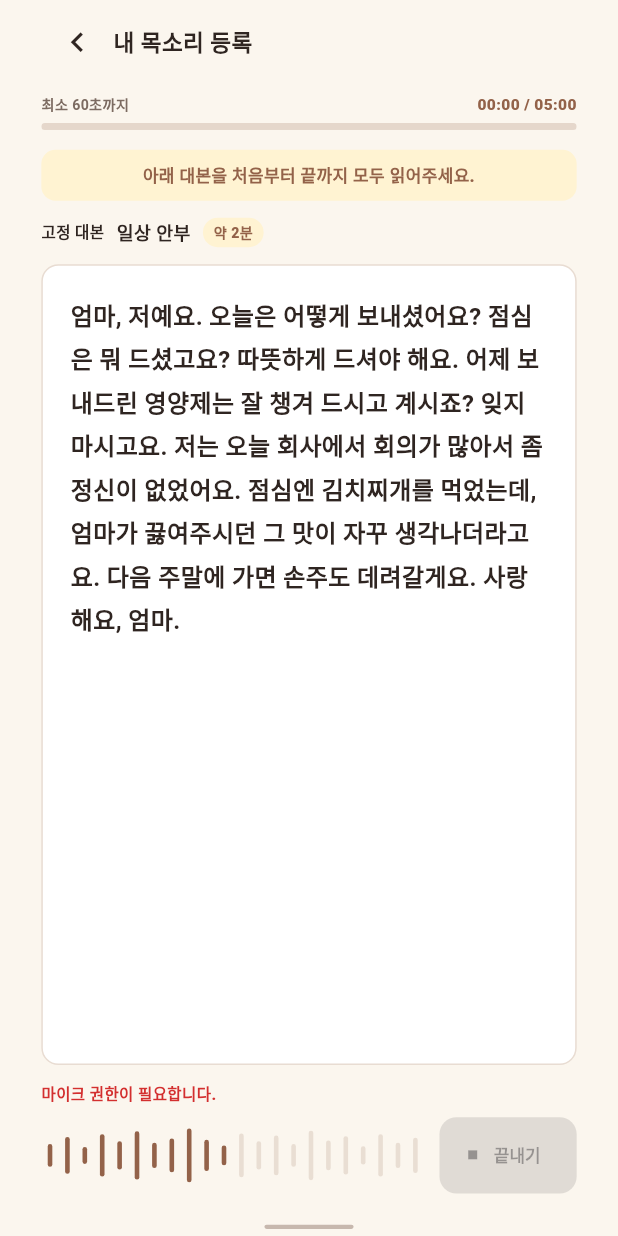
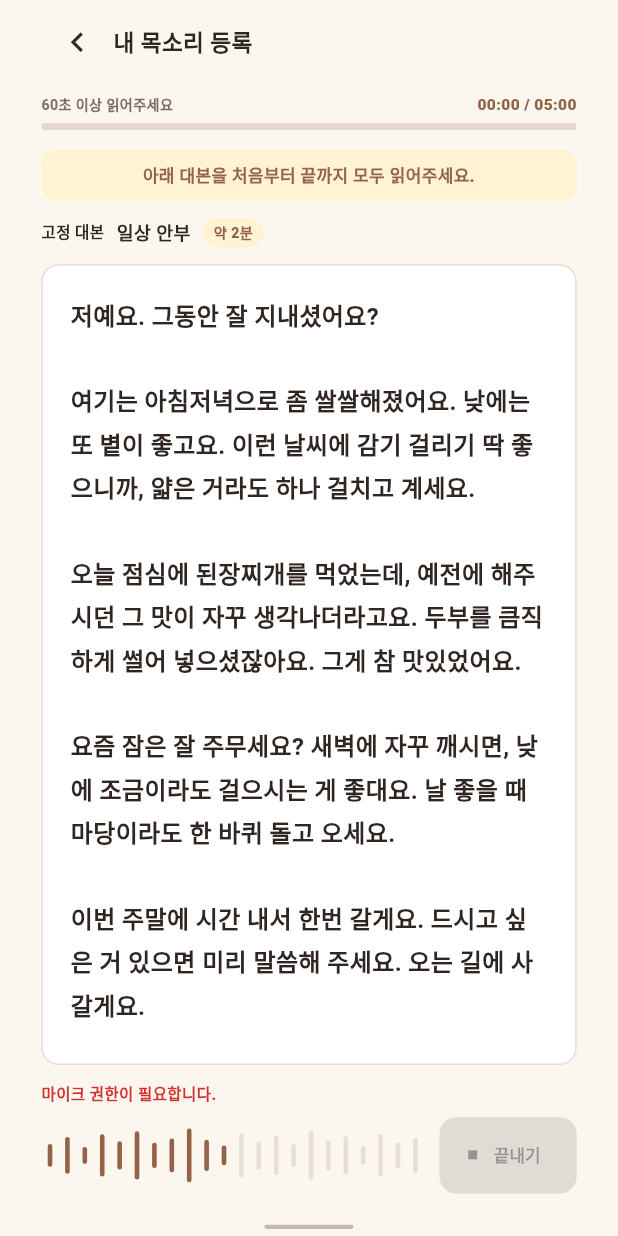
Before and after one commit to Hanium-Remory/Hanium-Remory-FE, a Flutter app: the VoiceRecordingScreen screen opened directly with empty values, on a phone screen of 412 x 824 dp. Run offline on Flutter 3.47's test engine with Material 3 defaults, Android fonts, the phone set to English and light mode, and no system bars; our stand-ins replace audioplayers, firebase_auth, firebase_core, firebase_messaging, flutter_screenutil, image_picker and 2 more; missing offline and left inert: passkeys, record; accounts and stored records are empty; Roboto replaces fonts that are missing (Pretendard).

Commit message:
fix: 목소리 등록 대본을 실제로 말하게 되는 글로 바꾼다
읽으면 낭독조가 되어 본인 톤이 담기지 않았다.

- '엄마, 저예요' 로 시작해 며느리·사위·손주에게는 남의 말이 됐다. 호칭을
  빼서 누가 읽어도 자기 말이 되게 했다.
- 안내는 60초를 읽으라는데 대본은 35초쯤이었다. 채우려면 늘어지거나
  되풀이하게 되고 그 대목에서 톤이 평평해진다. 62초 분량으로 맞췄다.
- '사랑해요, 엄마' 로 끝났다. 소리 내 읽기 낯간지러워 마지막에 목소리가
  굳는다. 담담한 마무리로 바꿨다.
- 실제 통화 흐름(인사 → 근황 → 물음 → 당부 → 마무리)을 따라간다. 읽다 보면
  말이 나오는 순서다. '~더라고요', '~잖아요' 같은 말버릇도 같은 이유로 넣었다.

곁들여 '최소 60초까지' 를 '60초 이상 읽어주세요' 로 고쳤다. 말이 되지 않는
문구였고, 무엇을 하라는 것인지도 알기 어려웠다.

```diff
--- a/lib/8. vocie/voice_record_flow.dart
+++ b/lib/8. vocie/voice_record_flow.dart
@@ -351,8 +351,28 @@ class _VoiceRecordingScreenState extends State<VoiceRecordingScreen> {
   bool _isStopping = false;
   String? _recordingError;
 
+  /// 녹음용 대본.
+  ///
+  /// 낭독이 아니라 '말' 이 나와야 목소리가 제대로 담긴다. 그래서
+  ///  - 호칭을 넣지 않는다. '엄마' 로 시작하면 며느리·사위·손주에게는 남의
+  ///    말이 되어 읽는 순간 톤이 굳는다.
+  ///  - 실제 통화 흐름(인사 → 근황 → 물음 → 당부 → 마무리)을 따라간다.
+  ///    읽다 보면 말이 나오는 순서다.
+  ///  - '사랑해요' 같은 낯간지러운 말은 넣지 않는다. 소리 내 읽기 부담스러워
+  ///    끝맺음에서 목소리가 딱딱해진다.
+  ///  - 안내대로 60초를 채울 만큼 쓴다. 모자라면 늘어지거나 되풀이하게 되고,
+  ///    그 부분에서 톤이 평평해진다.
   static const _script =
-      '엄마, 저예요. 오늘은 어떻게 보내셨어요? 점심은 뭐 드셨고요? 따뜻하게 드셔야 해요. 어제 보내드린 영양제는 잘 챙겨 드시고 계시죠? 잊지 마시고요. 저는 오늘 회사에서 회의가 많아서 좀 정신이 없었어요. 점심엔 김치찌개를 먹었는데, 엄마가 끓여주시던 그 맛이 자꾸 생각나더라고요. 다음 주말에 가면 손주도 데려갈게요. 사랑해요, 엄마.';
+      '저예요. 그동안 잘 지내셨어요?\n\n'
+      '여기는 아침저녁으로 좀 쌀쌀해졌어요. 낮에는 또 볕이 좋고요. '
+      '이런 날씨에 감기 걸리기 딱 좋으니까, 얇은 거라도 하나 걸치고 계세요.\n\n'
+      '오늘 점심에 된장찌개를 먹었는데, 예전에 해주시던 그 맛이 자꾸 '
+      '생각나더라고요. 두부를 큼직하게 썰어 넣으셨잖아요. 그게 참 맛있었어요.\n\n'
+      '요즘 잠은 잘 주무세요? 새벽에 자꾸 깨시면, 낮에 조금이라도 걸으시는 게 '
+      '좋대요. 날 좋을 때 마당이라도 한 바퀴 돌고 오세요.\n\n'
+      '이번 주말에 시간 내서 한번 갈게요. 드시고 싶은 거 있으면 미리 '
+      '말씀해 주세요. 오는 길에 사 갈게요.\n\n'
+      '그럼 오늘도 잘 보내시고요. 이따 또 연락드릴게요.';
 
   @override
   void initState() {
@@ -507,7 +527,7 @@ class _VoiceRecordingScreenState extends State<VoiceRecordingScreen> {
               SizedBox(height: 16.h),
               Row(
                 children: [
-                  Text('최소 60초까지', style: _caption()),
+                  Text('60초 이상 읽어주세요', style: _caption()),
                   const Spacer(),
                   Text(
                     '${_time(_seconds)} / 05:00',
```
